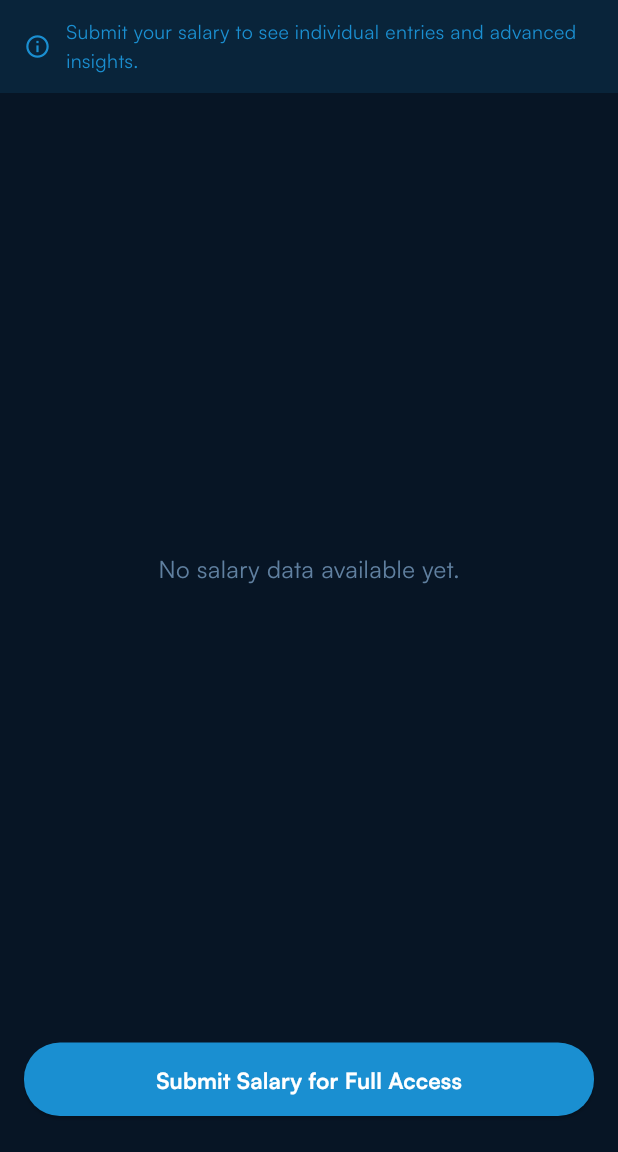
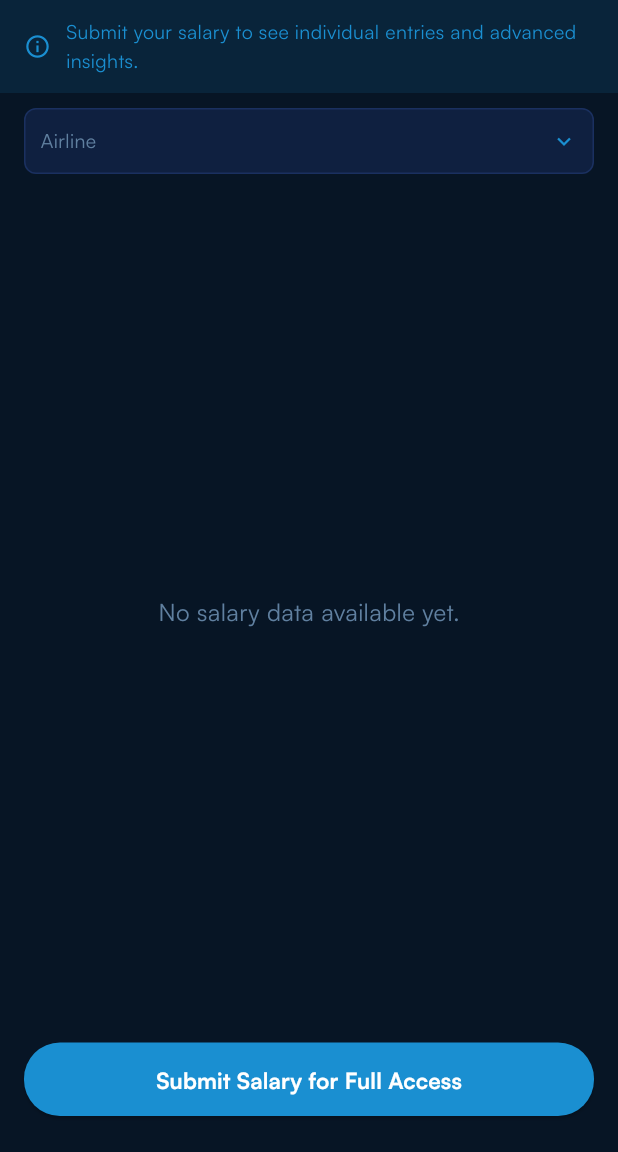
Before and after one commit to qendrimmuqkurtaj-ctrl/Passrate, a Flutter app: the SalaryScreen screen opened directly, after a tap on "I'm seeking a position", on a phone screen of 412 x 824 dp, the part 84-1236 px from its top. Run offline on Flutter 3.47's test engine with Material 3 defaults, Android fonts, the phone set to English and light mode, and no system bars; our stand-ins replace cloud_firestore, device_info_plus, firebase_core, get, package_info_plus; accounts and stored records are empty; network calls fail; project files that could hold a hidden picture were left out.

Commit message:
feat: dynamic countries from Firestore, airline filter for job seekers, UX copy updates
- fetch countries/cities from Firestore 'countries' collection instead of hardcoded map
- add airline filter to limited (job-seeker) salary view
- update device-switch hint text to 'Switched phones?...'
- clarify best-paid-countries section title with 'pilots (based on submitted salaries)'

Co-Authored-By: Claude Sonnet 4.6 <noreply@anthropic.com>

```diff
--- a/pass_rate/lib/features/salary/screens/salary_screen.dart
+++ b/pass_rate/lib/features/salary/screens/salary_screen.dart
@@ -26,6 +26,7 @@ class SalaryController extends GetxController {
   final RxString filterBase = ''.obs;
   final RxString filterAircraftType = ''.obs;
   final RxString filterSeniority = ''.obs;
+  final RxString limitedAirlineFilter = ''.obs;
   final RxList<String> airlineNames = <String>[].obs;
   Map<String, double> rates = <String, double>{};
 
@@ -345,6 +346,23 @@ class SalaryController extends GetxController {
     });
     return result;
   }
+
+  List<String> get limitedAirlines {
+    return limitedViewGroups
+        .map((Map<String, dynamic> g) => g['airline'] as String? ?? '')
+        .where((String a) => a.isNotEmpty)
+        .toSet()
+        .toList()
+      ..sort();
+  }
+
+  List<Map<String, dynamic>> get filteredLimitedGroups {
+    final String q = limitedAirlineFilter.value;
+    if (q.isEmpty) return limitedViewGroups;
+    return limitedViewGroups
+        .where((Map<String, dynamic> g) => (g['airline'] as String? ?? '') == q)
+        .toList();
+  }
 }
 
 class SalaryScreen extends StatelessWidget {
@@ -454,7 +472,7 @@ class SalaryScreen extends StatelessWidget {
             ),
             const SizedBox(height: 24),
             const Text(
-              'Already submitted from another device?\nYour data should appear automatically.',
+              'Switched phones? Submit your salary again to restore full access.',
               textAlign: TextAlign.center,
               style: TextStyle(color: AppColors.textMuted, fontSize: 12),
             ),
@@ -484,9 +502,18 @@ class SalaryScreen extends StatelessWidget {
             ],
           ),
         ),
+        Padding(
+          padding: const EdgeInsets.fromLTRB(16, 10, 16, 4),
+          child: Obx(() => _SearchableFilterDrop(
+            hint: 'Airline',
+            value: c.limitedAirlineFilter.value.isEmpty ? null : c.limitedAirlineFilter.value,
+            options: c.limitedAirlines,
+            onChanged: (String? v) => c.limitedAirlineFilter.value = v ?? '',
+          )),
+        ),
         Expanded(
           child: Obx(() {
-            final List<Map<String, dynamic>> groups = c.limitedViewGroups;
+            final List<Map<String, dynamic>> groups = c.filteredLimitedGroups;
             if (groups.isEmpty) {
               return const Center(
                 child: Text('No salary data available yet.', style: TextStyle(color: AppColors.textMuted)),
@@ -575,7 +602,7 @@ class SalaryScreen extends StatelessWidget {
 
                 // ── Best paid countries ──────────────────────────────────
                 Text(
-                  'Best paid countries for ${c.myRank}',
+                  'Best paid countries for ${c.myRank} pilots (based on submitted salaries)',
                   style: const TextStyle(color: AppColors.textPrimary, fontWeight: FontWeight.bold, fontSize: 15),
                 ),
                 const SizedBox(height: 8),
```
Also changed, not shown: pass_rate/lib/core/services/firebase_service.dart (+18 -0 lines), pass_rate/lib/features/salary/screens/submit_salary_screen.dart (+23 -18 lines).
